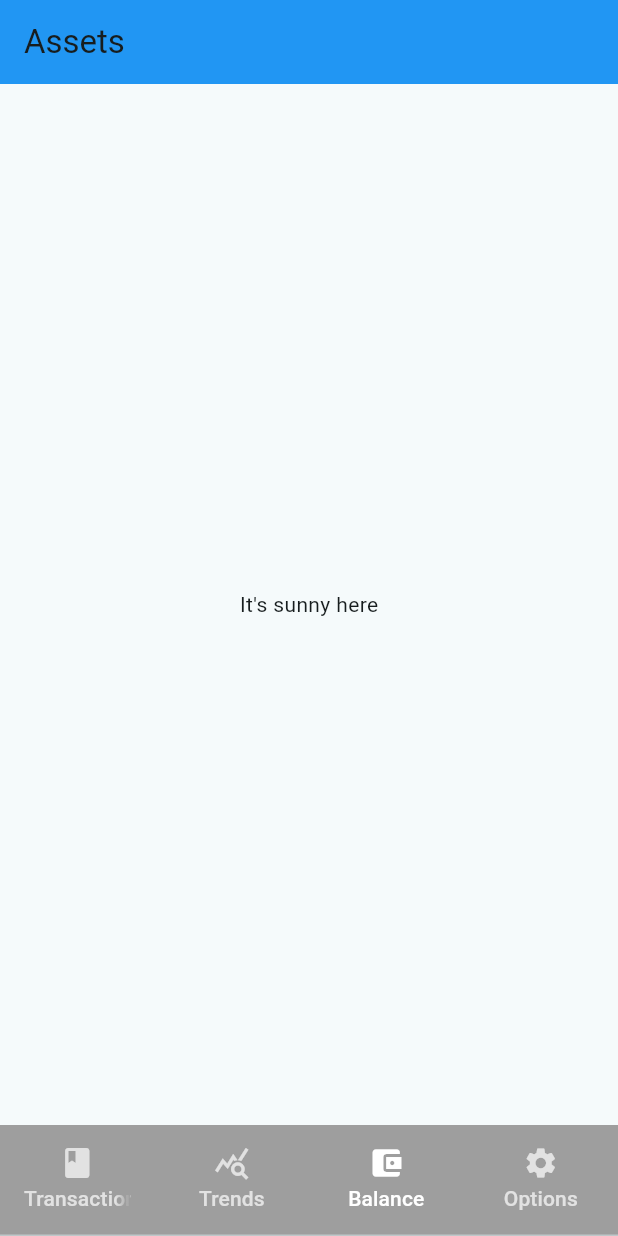
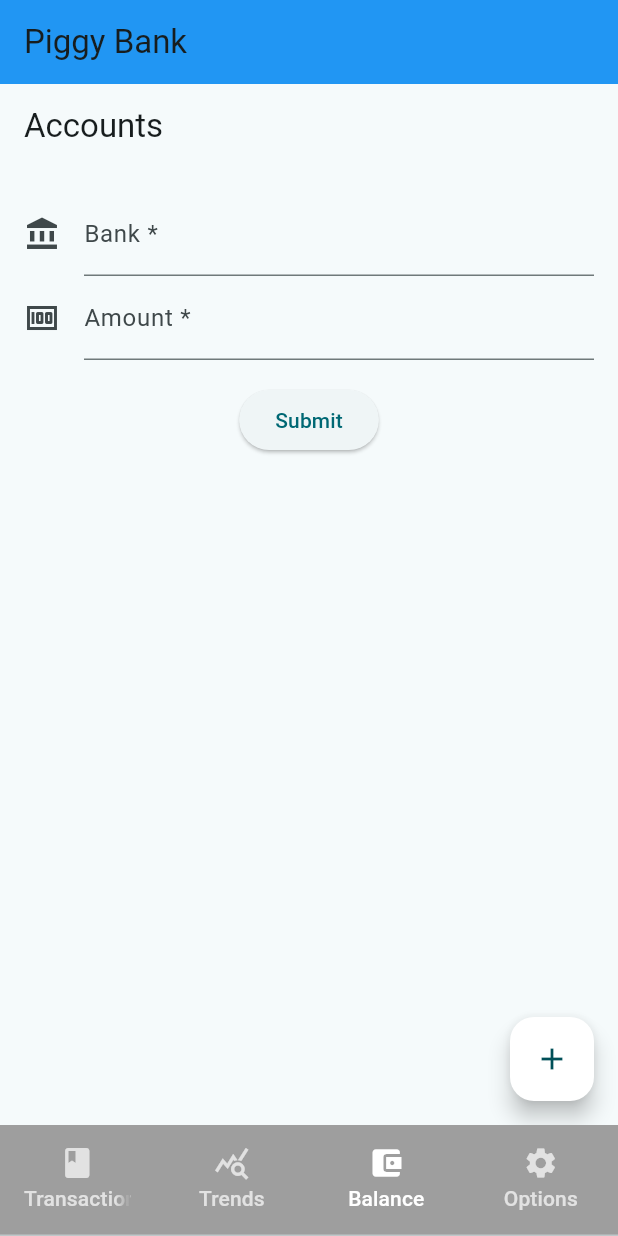
Before and after one commit to aminwoo/piggybank, a Flutter app: the screen it shows after launch, item 3 of the bottom bar chosen, on a phone screen of 412 x 824 dp. Run offline on Flutter 3.47's test engine with Material 3 defaults, Android fonts, the phone set to English and light mode, and no system bars; missing offline and left inert: flutter_simple_calculator.

Commit message:
Add form for bank balance

```diff
--- a/lib/main.dart
+++ b/lib/main.dart
@@ -37,30 +37,21 @@ class MyApp extends StatelessWidget {
         child: Scaffold(
           appBar: AppBar(
             backgroundColor: Colors.blue,
-            title: Text("Assets"),
+            title: const Text("Piggy Bank"),
           ),
           body: const TabBarView(
             children: <Widget>[
               Center(
-                child: SimpleCalculator(
-                  value: 0,
-                  hideExpression: false,
-                  theme: CalculatorThemeData(
-                    displayColor: Colors.white,
-                    displayStyle: TextStyle(fontSize: 80, color: Colors.black),
-                    operatorColor: Colors.white,
-                    operatorStyle: TextStyle(fontSize: 30, color: Colors.black),
-                  ),
-                ),
+                child: TransactionForm(),
               ),
               Center(
-                child: Text("It's rainy here"),
+                child: Text("Trends"),
               ),
               Center(
-                child: Text("It's sunny here"),
+                child: Balance(),
               ),
               Center(
-                child: Text("Opitns's sunny here"),
+                child: Text("Options"),
               ),
             ],
           ),
@@ -73,16 +64,16 @@ class MyApp extends StatelessWidget {
 
 
 // Define a custom Form widget.
-class MyCustomForm extends StatefulWidget {
-  const MyCustomForm({super.key});
+class TransactionForm extends StatefulWidget {
+  const TransactionForm({super.key});
 
   @override
-  State<MyCustomForm> createState() => _MyCustomFormState();
+  State<TransactionForm> createState() => _TransactionFormState();
 }
 
 // Define a corresponding State class.
 // This class holds data related to the Form.
-class _MyCustomFormState extends State<MyCustomForm> {
+class _TransactionFormState extends State<TransactionForm> {
   // Create a text controller and use it to retrieve the current value
   // of the TextField.
   final myController = TextEditingController();
@@ -112,20 +103,110 @@ class _MyCustomFormState extends State<MyCustomForm> {
   Widget build(BuildContext context) {
     return Scaffold(
       appBar: AppBar(
-        title: const Text('Retrieve Text Input'),
+        title: const Text('Add New Transaction'),
+      ),
+      floatingActionButton: FloatingActionButton(
+        backgroundColor: Colors.white,
+        onPressed: () => {},
+        tooltip: 'Add new item',
+        child: const Icon(Icons.add),
       ),
       body: Padding(
         padding: const EdgeInsets.all(16),
         child: Column(
           children: [
-            TextField(
-              onChanged: (text) {
-                print('First text field: $text (${text.characters.length})');
-              },
+            TextFormField(
+              decoration: const InputDecoration(
+                icon: Icon(Icons.category),
+                hintText: 'Type of Transaction',
+                labelText: 'Category *',
+              ),
             ),
-            TextField(
-              controller: myController,
+            TextFormField(
+              decoration: const InputDecoration(
+                icon: Icon(Icons.money),
+                hintText: 'Cost (\$)',
+                labelText: 'Amount *',
+              ),
             ),
+            Padding(
+              padding: const EdgeInsets.symmetric(vertical: 16),
+              child: ElevatedButton(onPressed: () {}, child: const Text('Submit')),
+            )
+            ],
+        ),
+      ),
+    );
+  }
+}
+
+class Balance extends StatefulWidget {
+  const Balance({super.key});
+
+  @override
+  State<Balance> createState() => _BalanceState();
+}
+
+class _BalanceState extends State<Balance> {
+  // Create a text controller and use it to retrieve the current value
+  // of the TextField.
+  final myController = TextEditingController();
+
+  @override
+  void initState() {
+    super.initState();
+
+    // Start listening to changes.
+    myController.addListener(_printLatestValue);
+  }
+
+  @override
+  void dispose() {
+    // Clean up the controller when the widget is removed from the widget tree.
+    // This also removes the _printLatestValue listener.
+    myController.dispose();
+    super.dispose();
+  }
+
+  void _printLatestValue() {
+    final text = myController.text;
+    print('Second text field: $text (${text.characters.length})');
+  }
+
+  @override
+  Widget build(BuildContext context) {
+    return Scaffold(
+      appBar: AppBar(
+        title: const Text('Accounts'),
+      ),
+      floatingActionButton: FloatingActionButton(
+        backgroundColor: Colors.white,
+        onPressed: () => {},
+        tooltip: 'Add new item',
+        child: const Icon(Icons.add),
+      ),
+      body: Padding(
+        padding: const EdgeInsets.all(16),
+        child: Column(
+          children: [
+            TextFormField(
+              decoration: const InputDecoration(
+                icon: Icon(Icons.account_balance),
+                hintText: 'Amount of money in bank',
+                labelText: 'Bank *',
+              ),
+            ),
+            TextFormField(
+              decoration: const InputDecoration(
+                icon: Icon(Icons.money),
+                hintText: 'Cost (\$)',
+                labelText: 'Amount *',
+              ),
+            ),
+            Padding(
+              padding: const EdgeInsets.symmetric(vertical: 16),
+              child: ElevatedButton(onPressed: () {}, child: const Text('Submit')),
+            )
           ],
         ),
       ),
```
